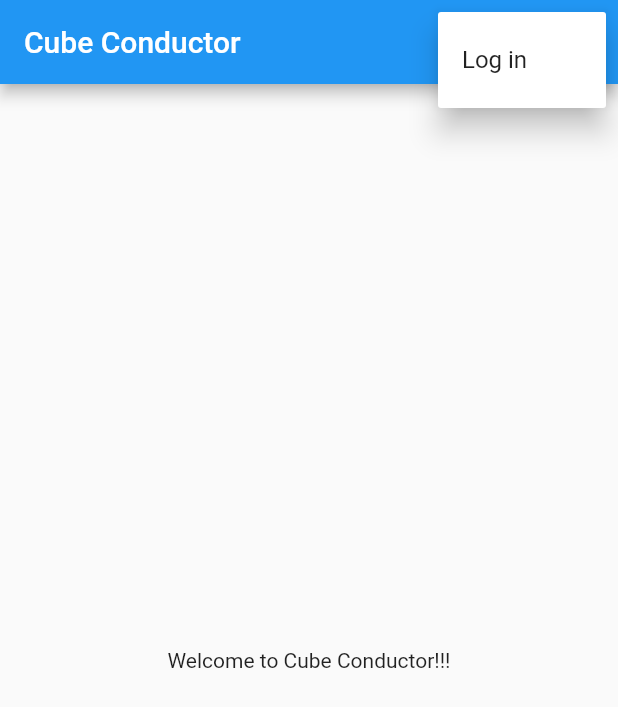
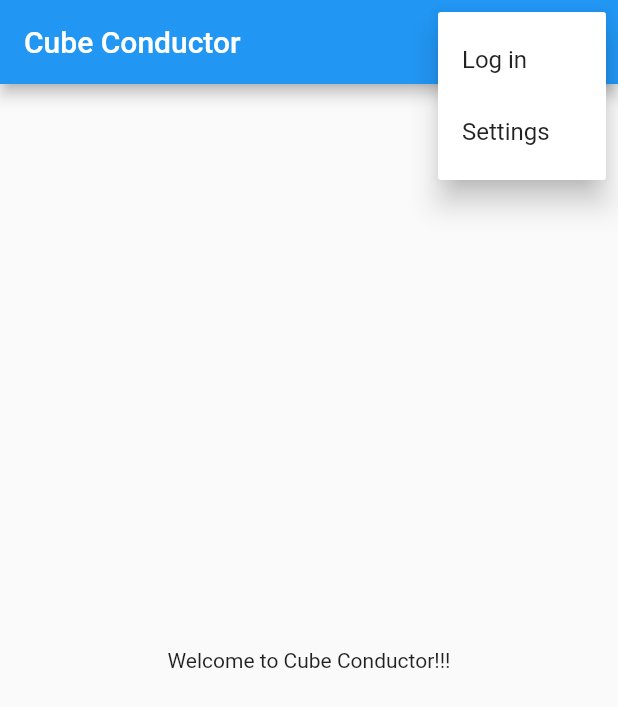
Before and after one commit to timreyn/cubeconductor, a Flutter app: the screen it shows after launch, after a tap on the "more vert" icon, on a phone screen of 412 x 824 dp. Shown: the top 707 px of the screen. Run offline on Flutter 3.47's test engine with Material 2 defaults, Android fonts, the light colour scheme and no system bars; our stand-ins replace shared_preferences; missing offline and left inert: flutter_webview_plugin, mutex, protobuf.

Commit message:
Implement a settings widget.

```diff
--- a/app/lib/widgets/home_widget.dart
+++ b/app/lib/widgets/home_widget.dart
@@ -2,8 +2,10 @@ import 'package:app/api/user.pb.dart';
 import 'package:app/util/backend_fetcher.dart';
 import 'package:app/widgets/app_bar.dart';
 import 'package:app/widgets/login_widget.dart';
+import 'package:app/widgets/settings_widget.dart';
 import 'package:flutter/material.dart';
 import 'package:flutter/widgets.dart';
+import 'package:shared_preferences/shared_preferences.dart';
 
 class HomeWidget extends StatefulWidget {
   HomeWidget({Key key}) : super(key: key);
@@ -15,6 +17,7 @@ class HomeWidget extends StatefulWidget {
 enum _ActiveFlow {
   HOME,
   LOGIN,
+  SETTINGS,
 }
 
 class _MainState extends State<HomeWidget> {
@@ -23,15 +26,30 @@ class _MainState extends State<HomeWidget> {
   User _user;
   _ActiveFlow _activeFlow = _ActiveFlow.HOME;
   BackendFetcher _backendFetcher = new BackendFetcher();
+  SharedPreferences _sharedPreferences;
 
   @override
   Widget build(BuildContext context) {
+    if (_sharedPreferences == null) {
+      SharedPreferences.getInstance().then((SharedPreferences prefs) {
+        setState(() {
+          _sharedPreferences = prefs;
+        });
+      });
+      return _loadingWidget();
+    }
     switch (_activeFlow) {
       case _ActiveFlow.HOME:
         return _mainPageWidget();
       case _ActiveFlow.LOGIN:
         return new LoginWidget(
           onLoginComplete: _onLoginComplete,
+          sharedPreferences: _sharedPreferences,
+        );
+      case _ActiveFlow.SETTINGS:
+        return new SettingsWidget(
+          defaultMenuItems: _defaultMenuItems(),
+          sharedPreferences: _sharedPreferences,
         );
     }
     return null;
@@ -67,7 +85,25 @@ class _MainState extends State<HomeWidget> {
             });
           }));
     }
+    items.add(new MenuItem(
+      text: "Settings",
+      onClick: () {
+        setState(() {
+          _activeFlow = _ActiveFlow.SETTINGS;
+        });
+      }));
     return items;
+  }
+
+  Widget _loadingWidget() {
+    return new Scaffold(
+      appBar: buildAppBar(context, _defaultMenuItems(), "Cube Conductor"),
+      body: new Center(
+        child: new Text(
+          'Loading...',
+        ),
+      ),
+    );
   }
 
   void _onLoginComplete(List<String> cookie) {
```
Also changed, not shown: app/lib/util/backend_fetcher.dart (+6 -1 lines), app/lib/widgets/login_widget.dart (+9 -2 lines), app/lib/widgets/settings_widget.dart (added, +59 -0 lines).
